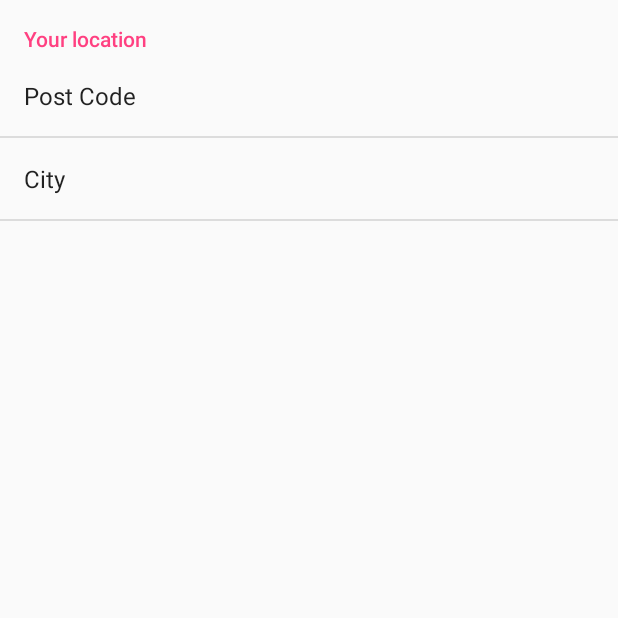
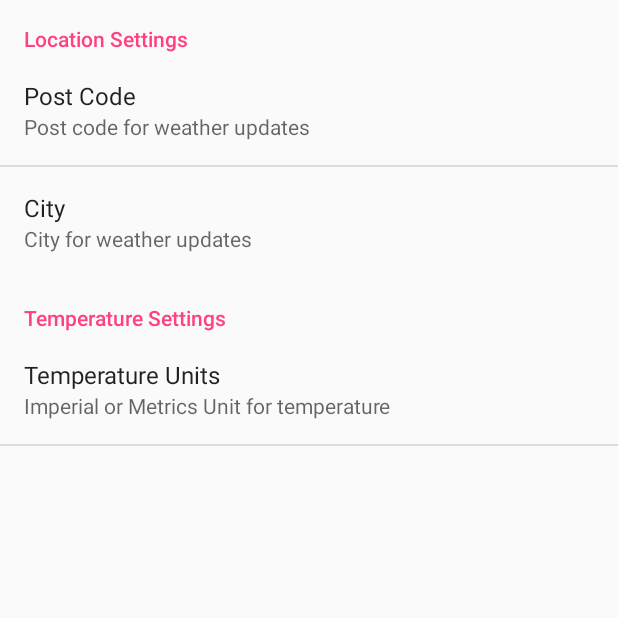
Before and after one commit to SidraJaved/Sunshine, an Android app: the screen it shows after launch (SettingsActivity), in the options menu, after a tap on "Settings", on a phone screen of 412 x 824 dp, the top half of it. Run offline under Robolectric (Android 15) with nearby library versions, the phone set to English and light mode, and no system bars.

Commit message:
Preference on change listeners, Temperature units list preference also added on Settings view

```diff
--- a/app/src/main/java/com/example/sidra/sunshine/FetchWeatherTask.java
+++ b/app/src/main/java/com/example/sidra/sunshine/FetchWeatherTask.java
@@ -123,7 +123,7 @@ public class FetchWeatherTask extends AsyncTask<ArrayList<String>, Void, String[
             // Construct the URL for the OpenWeatherMap query
             // Possible parameters are avaiable at OWM's forecast API page, at
             // http://openweathermap.org/API#forecast
-            URL url = new URL("http://api.openweathermap.org/data/2.5/forecast/daily?q="+arr.get(0)+","+arr.get(1)+"&mode=json&units=metric&cnt=7&APPID=0b02953a5413105968ce59e9cc0c47b0");
+            URL url = new URL("http://api.openweathermap.org/data/2.5/forecast/daily?q="+arr.get(0)+","+arr.get(1)+"&mode=json&units="+arr.get(2)+"&cnt=7&APPID=0b02953a5413105968ce59e9cc0c47b0");
             Log.v("url",url.toString());
 
             // Create the request to OpenWeatherMap, and open the connection
--- a/app/src/main/java/com/example/sidra/sunshine/ForecastFragment.java
+++ b/app/src/main/java/com/example/sidra/sunshine/ForecastFragment.java
@@ -109,6 +109,7 @@ public class ForecastFragment extends Fragment {
         SharedPreferences sharedPref = PreferenceManager.getDefaultSharedPreferences(getActivity());
         String postCode = sharedPref.getString("postCode", "");
         String city = sharedPref.getString("city", "");
+        String tempUnits = sharedPref.getString("temperature","");
         Geocoder geoCoder = new Geocoder(getActivity().getApplicationContext(), Locale.getDefault());
         List<Address> address = null;
         if(city == "" || postCode == ""){
@@ -124,6 +125,7 @@ public class ForecastFragment extends Fragment {
                     city = address.get(0).getLocality();
                     passing.add(postCode); //now using from shared prefs
                     passing.add(city);
+                    passing.add(tempUnits);
                     fetchWeatherTask.execute(passing);
 
                 }
@@ -133,6 +135,7 @@ public class ForecastFragment extends Fragment {
         {
             passing.add(postCode); //now using from shared prefs
             passing.add(city);
+            passing.add(tempUnits);
             fetchWeatherTask.execute(passing);
         }
     }
--- a/app/src/main/java/com/example/sidra/sunshine/SettingsFragment.java
+++ b/app/src/main/java/com/example/sidra/sunshine/SettingsFragment.java
@@ -1,13 +1,12 @@
 package com.example.sidra.sunshine;
 
-import android.content.Context;
-import android.net.Uri;
+import android.content.SharedPreferences;
 import android.os.Bundle;
+import android.preference.EditTextPreference;
 import android.preference.PreferenceFragment;
+import android.preference.PreferenceManager;
 import android.support.v4.app.Fragment;
-import android.view.LayoutInflater;
-import android.view.View;
-import android.view.ViewGroup;
+import android.widget.Toast;
 
 
 /**
@@ -18,12 +17,27 @@ import android.view.ViewGroup;
  * Use the {@link SettingsFragment#newInstance} factory method to
  * create an instance of this fragment.
  */
-public class SettingsFragment extends PreferenceFragment {
+public class SettingsFragment extends PreferenceFragment implements SharedPreferences.OnSharedPreferenceChangeListener{
     @Override
     public void onCreate(Bundle savedInstanceState) {
         super.onCreate(savedInstanceState);
 
         addPreferencesFromResource(R.xml.pref_general);
+        PreferenceManager.getDefaultSharedPreferences(getActivity()).registerOnSharedPreferenceChangeListener(this);
 
     }
+
+    @Override
+    public void onSharedPreferenceChanged(SharedPreferences sharedPreferences, String key) {
+        if (key.equals("temperature")){
+                        Toast.makeText(getActivity(),"Temperature unit changing...",
+                                Toast.LENGTH_SHORT).show();
+        }
+        else if(key.equals("city")){
+            Toast.makeText(getActivity(),"City changing...",
+                    Toast.LENGTH_SHORT).show();
+//            EditTextPreference editTextPreference = (EditTextPreference)  getPreferenceScreen().findPreference("city");
+//            editTextPreference.setSummary("Cityyyyyyyyyyyyyyyyyyyyyyyyy");
+        }
+    }
 }
--- /dev/null
+++ b/app/src/main/res/values/arrays.xml
@@ -0,0 +1,11 @@
+<?xml version="1.0" encoding="utf-8"?>
+<resources>
+    <string-array name="listentries">
+        <item>Metric</item>
+        <item>Imperial</item>
+    </string-array>
+    <string-array name="listvalues">
+        <item>metric</item>
+        <item>imperial</item>
+    </string-array>
+</resources>
--- a/app/src/main/res/xml/pref_general.xml
+++ b/app/src/main/res/xml/pref_general.xml
@@ -1,20 +1,33 @@
 <PreferenceScreen xmlns:android="http://schemas.android.com/apk/res/android">
 
     <PreferenceCategory
-        android:title="Your location"
+        android:title="Location Settings"
         android:key="location_settings">
         <EditTextPreference
             android:defaultValue=""
             android:inputType="number"
             android:key="postCode"
             android:selectAllOnFocus="true"
+            android:summary="Post code for weather updates"
             android:title="Post Code" />
         <EditTextPreference
             android:defaultValue=""
             android:inputType="text"
             android:key="city"
             android:selectAllOnFocus="true"
+            android:summary="City for weather updates"
             android:title="City" />
     </PreferenceCategory>
 
+    <PreferenceCategory
+        android:title="Temperature Settings">
+        <ListPreference
+            android:key="temperature"
+            android:title="Temperature Units"
+            android:summary="Imperial or Metrics Unit for temperature"
+            android:entries="@array/listentries"
+            android:entryValues="@array/listvalues"
+            android:defaultValue="metric"/>
+    </PreferenceCategory>
+
 </PreferenceScreen>
```
